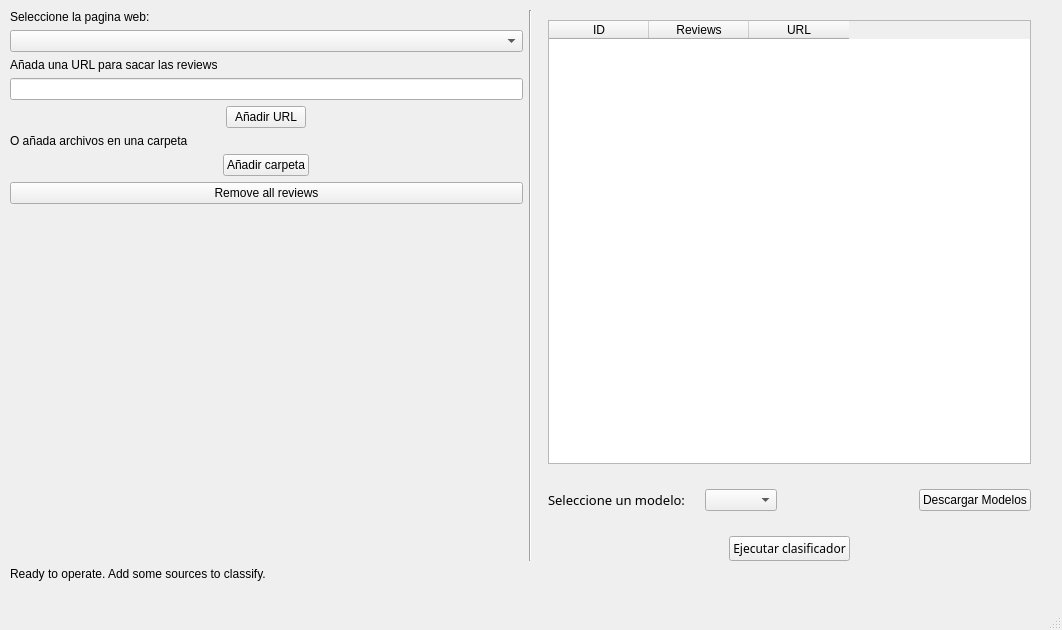
Qt form Resources/UI/InputWindowClasificadorWeb.ui (40CompilerErrors/Proyecto2) before a commit.
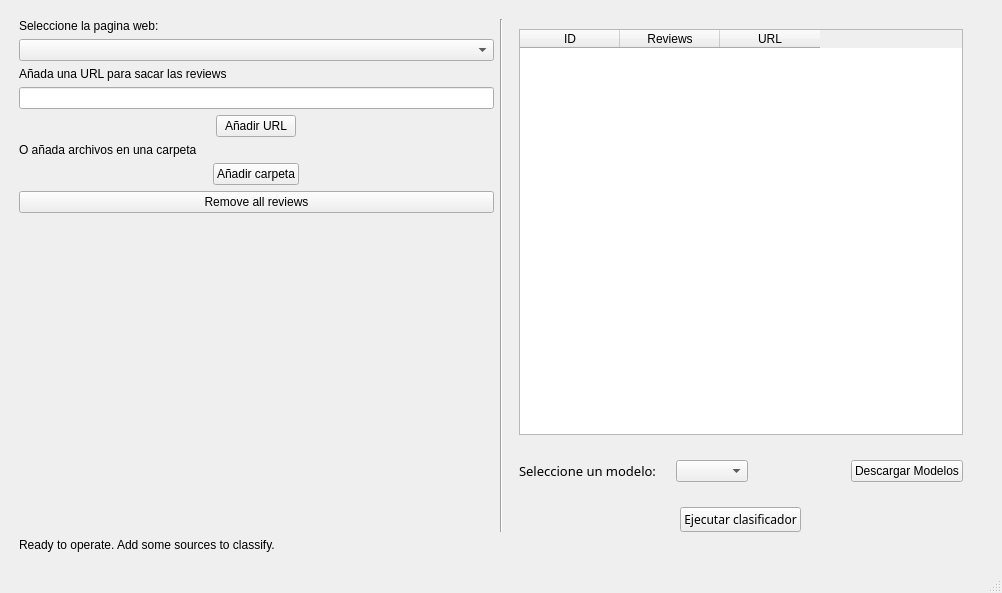
The same form after that commit. Icons and pictures are not drawn.

```diff
--- a/Resources/UI/InputWindowClasificadorWeb.ui
+++ b/Resources/UI/InputWindowClasificadorWeb.ui
@@ -6,24 +6,29 @@
    <rect>
     <x>0</x>
     <y>0</y>
-    <width>1062</width>
-    <height>630</height>
+    <width>1002</width>
+    <height>593</height>
    </rect>
   </property>
   <property name="windowTitle">
    <string>MainWindow</string>
   </property>
   <widget class="QWidget" name="centralwidget">
-   <widget class="QWidget" name="verticalLayoutWidget_3">
-    <property name="geometry">
-     <rect>
-      <x>10</x>
-      <y>10</y>
-      <width>1041</width>
-      <height>571</height>
-     </rect>
-    </property>
+   <layout class="QGridLayout" name="gridLayout">
+    <item row="0" column="0">
     <layout class="QVBoxLayout" name="mainLayout">
+      <property name="leftMargin">
+       <number>10</number>
+      </property>
+      <property name="topMargin">
+       <number>10</number>
+      </property>
+      <property name="rightMargin">
+       <number>10</number>
+      </property>
+      <property name="bottomMargin">
+       <number>10</number>
+      </property>
      <item>
       <layout class="QHBoxLayout" name="horizontalLayout_3">
        <item>
@@ -272,7 +277,8 @@
       </layout>
      </item>
     </layout>
-   </widget>
+    </item>
+   </layout>
   </widget>
   <widget class="QMenuBar" name="menubar">
    <property name="geometry">
```
Left out of the diff: 2 changed lines with no effect on the pictures. Lines whose indentation alone changed are shown as unchanged.
